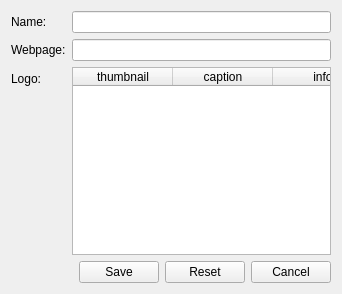
Old version of the form qt/apps/configurator/forms/manufacturer_edit.ui in the repository Wolframe/qtClient.
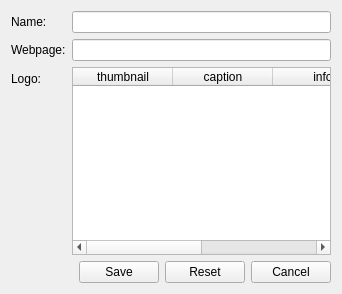
New version of the form.

Commit message: broke more things in qtclient added horizontal scrolling if needed in configurator ui

Diff of the .ui file:
```diff
--- a/qt/apps/configurator/forms/manufacturer_edit.ui
+++ b/qt/apps/configurator/forms/manufacturer_edit.ui
@@ -63,7 +63,7 @@
    <item row="2" column="1">
     <widget class="QTableWidget" name="picture">
      <property name="horizontalScrollBarPolicy">
-      <enum>Qt::ScrollBarAlwaysOff</enum>
+      <enum>Qt::ScrollBarAsNeeded</enum>
      </property>
      <property name="alternatingRowColors">
       <bool>true</bool>
```
The commit also changes 7 other files.
